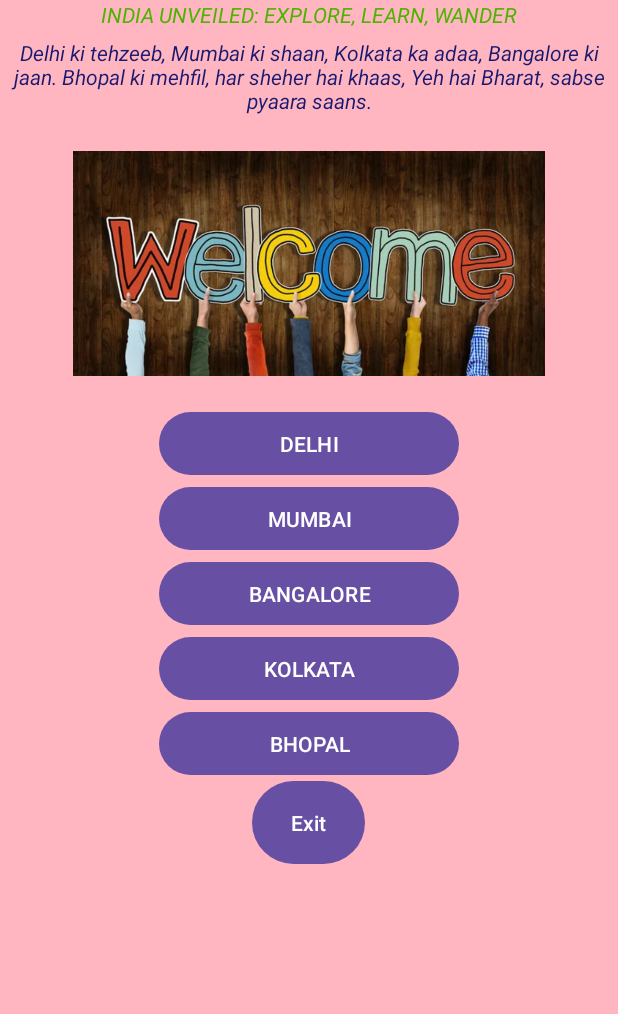
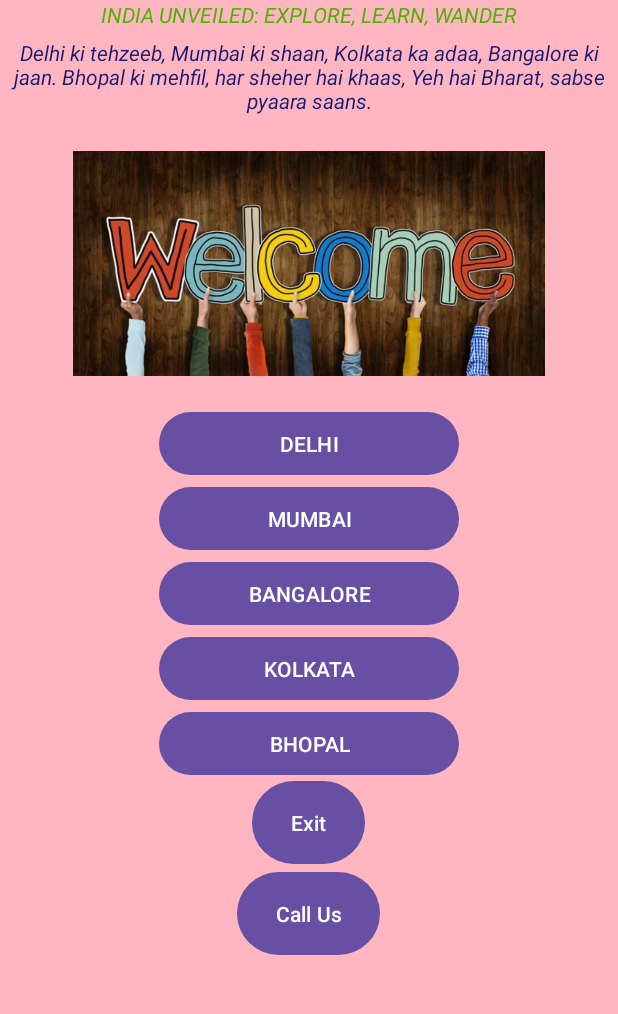
Before and after one commit to Krushna-Prasad-Sahoo/Basic_Android_Project_01, an Android app: the screen it shows after launch (MainActivity), on a phone screen of 412 x 824 dp, the part 60-1074 px from its top. Run offline under Robolectric (Android 15) with nearby library versions, the phone set to English and light mode, and no system bars.

Commit message:
call button added

```diff
--- a/app/src/main/res/layout/activity_main.xml
+++ b/app/src/main/res/layout/activity_main.xml
@@ -99,6 +99,14 @@
         android:layout_height="55dp"
         android:text="Exit"
         android:background="@drawable/rounded_button" />
+    <Button
+        android:id="@+id/callUs"
+        android:layout_gravity="center_horizontal"
+        android:layout_margin="5dp"
+        android:layout_width="95dp"
+        android:layout_height="55dp"
+        android:text="Call Us"
+        android:background="@drawable/rounded_button" />
 
 
 </androidx.appcompat.widget.LinearLayoutCompat>
--- a/build.gradle.kts
+++ b/build.gradle.kts
@@ -1,5 +1,5 @@
 // Top-level build file where you can add configuration options common to all sub-projects/modules.
 plugins {
-    id("com.android.application") version "8.1.2" apply false
+    id("com.android.application") version "8.1.3" apply false
     id("org.jetbrains.kotlin.android") version "1.9.0" apply false
 }
```
